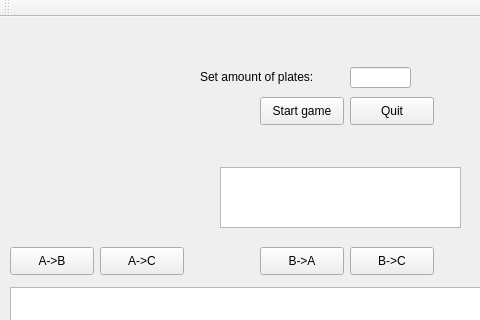
Before: the Qt Designer form student/13/hanoi/mainwindow.ui in ItsOpaz/ohjelmointi2, drawn with Qt 5; both pictures show x 0 to 480 and y 0 to 320 of the 702 by 676 pixel window.
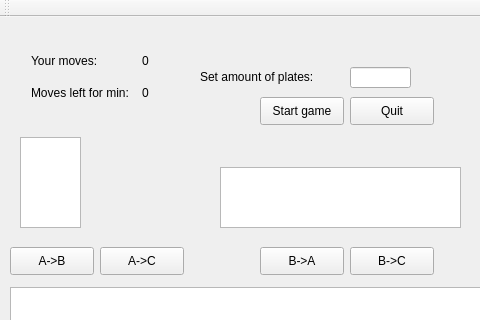
After: the same form once the commit is applied.

Commit message: added move counter, minimum move counter and move history

Diff of the .ui file:
```diff
--- a/student/13/hanoi/mainwindow.ui
+++ b/student/13/hanoi/mainwindow.ui
@@ -179,6 +179,56 @@
      </rect>
     </property>
    </widget>
+   <widget class="QListWidget" name="allMoves">
+    <property name="geometry">
+     <rect>
+      <x>20</x>
+      <y>120</y>
+      <width>61</width>
+      <height>91</height>
+     </rect>
+    </property>
+   </widget>
+   <widget class="QWidget" name="gridLayoutWidget">
+    <property name="geometry">
+     <rect>
+      <x>20</x>
+      <y>20</y>
+      <width>203</width>
+      <height>80</height>
+     </rect>
+    </property>
+    <layout class="QGridLayout" name="gridLayout">
+     <item row="2" column="0">
+      <widget class="QLabel" name="label_5">
+       <property name="text">
+        <string>Moves left for min:  </string>
+       </property>
+      </widget>
+     </item>
+     <item row="1" column="0">
+      <widget class="QLabel" name="label_2">
+       <property name="text">
+        <string>Your moves:</string>
+       </property>
+      </widget>
+     </item>
+     <item row="1" column="1">
+      <widget class="QLabel" name="count">
+       <property name="text">
+        <string>0</string>
+       </property>
+      </widget>
+     </item>
+     <item row="2" column="1">
+      <widget class="QLabel" name="min">
+       <property name="text">
+        <string>0</string>
+       </property>
+      </widget>
+     </item>
+    </layout>
+   </widget>
   </widget>
   <widget class="QMenuBar" name="menuBar">
    <property name="geometry">
```
Left out of the diff: 2 changed lines with no effect on the pictures. The commit also changes 4 other files.
